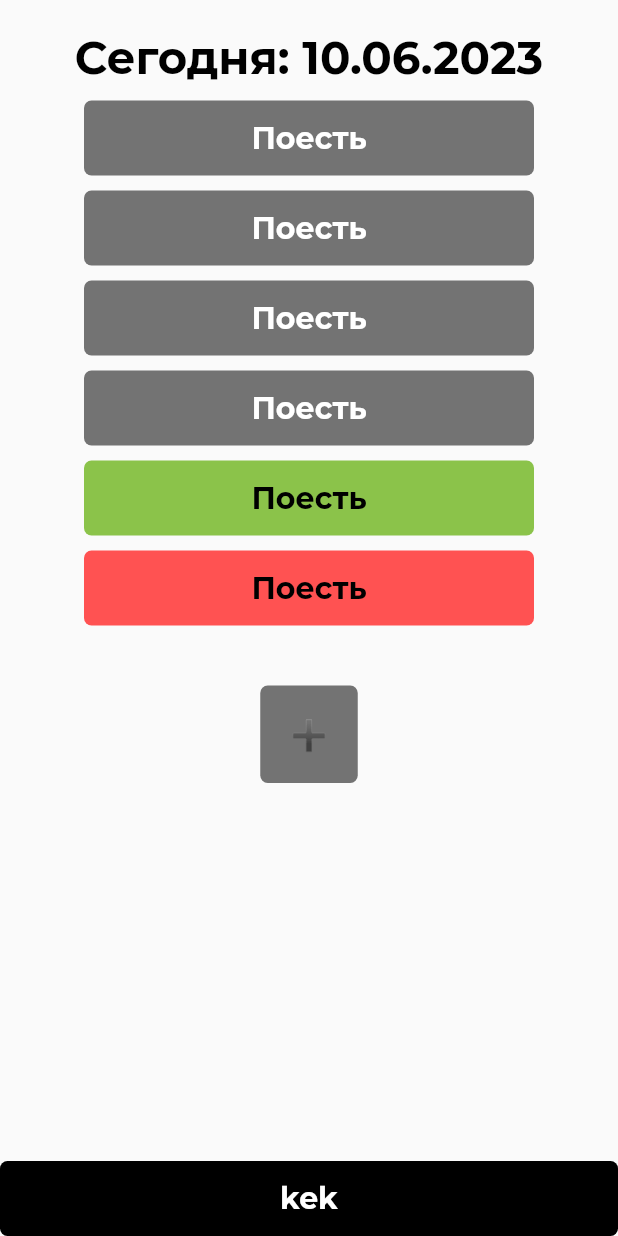
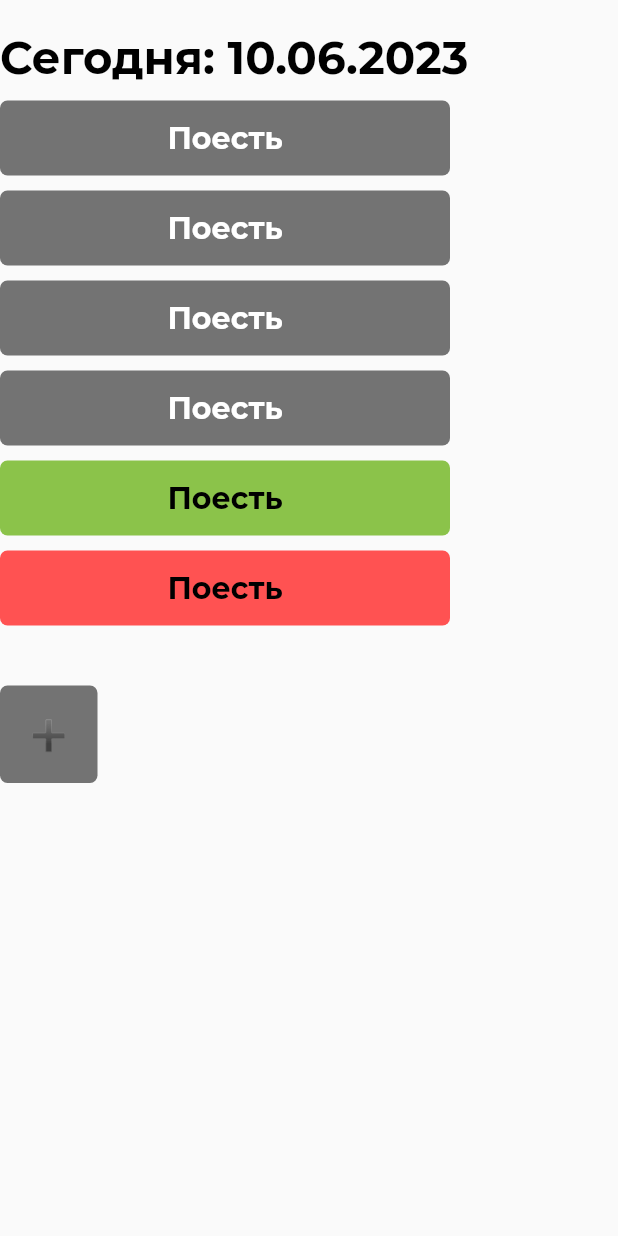
Before and after one commit to sachemmark/RCFlutterDemo, a Flutter app: the screen it shows after launch, on a phone screen of 412 x 824 dp. Run offline on Flutter 3.47's test engine with Material 2 defaults, Android fonts, the phone set to English and light mode, and no system bars; project files that could hold a hidden picture were left out.

Commit message:
changed TaskPage and EditTaskPage

```diff
--- a/lib/components/pages/TaskPage.dart
+++ b/lib/components/pages/TaskPage.dart
@@ -9,7 +9,9 @@ class TaskPage extends StatelessWidget {
 
   @override
   Widget build(BuildContext context) {
-    return const Column(children: [
+    return const Column(
+      crossAxisAlignment: CrossAxisAlignment.start,
+      children: [
         SizedBox(height: 20),
         Label("Сегодня: 10.06.2023", size: 30),
         SizedBox(height: 10),
--- a/lib/main.dart
+++ b/lib/main.dart
@@ -17,10 +17,7 @@ class MainApp extends StatelessWidget {
     return const MaterialApp(
       debugShowCheckedModeBanner: false,
       home: Scaffold(
-        body: Center(
-          child: TaskPage()
-        ),
-        bottomNavigationBar: Button("kek"),
+        body: TaskPage(),
       ),
     );
   }
```
Lines whose indentation alone changed are shown as unchanged.
